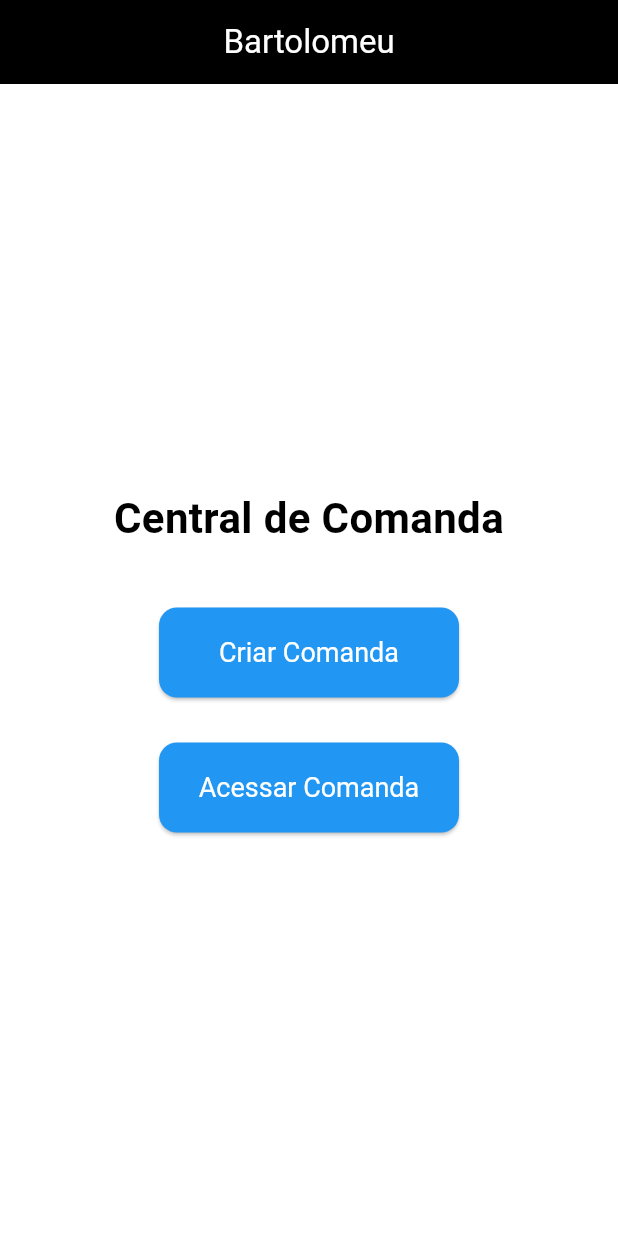
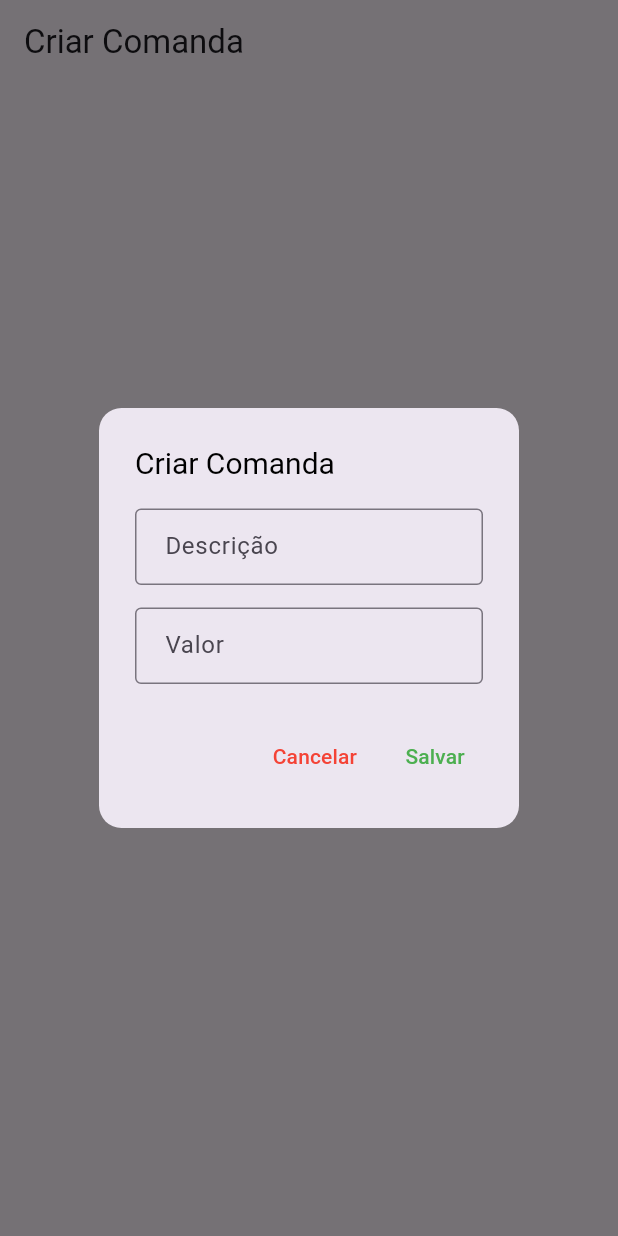
Before and after one commit to Dallacqua90125/Command_app, a Flutter app: the screen it shows after launch, after a tap on "Criar Comanda", on a phone screen of 412 x 824 dp. Run offline on Flutter 3.47's test engine with Material 3 defaults, Android fonts, the light colour scheme and no system bars; our stand-ins replace sqflite; accounts and stored records are empty; Roboto replaces fonts that are missing (Poppins).

Commit message:
Add database

```diff
--- /dev/null
+++ b/command_flutter/lib/database/api_service.dart
@@ -0,0 +1,20 @@
+import 'package:http/http.dart' as http;
+
+class APIService {
+  static Future<void> sendComandaToAPI(String descricao, double valor) async {
+    final response = await http.post(
+      Uri.parse('http://localhost:3000/comandas'),
+      headers: {'Content-Type': 'application/json'},
+      body: {
+        'descricao': descricao,
+        'valor': valor.toString(),
+      },
+    );
+
+    if (response.statusCode == 200) {
+      print('Comanda enviada com sucesso');
+    } else {
+      print('Erro ao enviar a comanda: ${response.body}');
+    }
+  }
+}
--- /dev/null
+++ b/command_flutter/lib/database/db_helper.dart
@@ -0,0 +1,26 @@
+import 'package:sqflite/sqflite.dart';
+import 'package:path/path.dart';
+
+class DBHelper {
+  static Future<Database> initializeDatabase() async {
+    final dbPath = await getDatabasesPath();
+    return openDatabase(
+      join(dbPath, 'comandas.db'),
+      onCreate: (db, version) {
+        return db.execute(
+          'CREATE TABLE comandas(id INTEGER PRIMARY KEY, descricao TEXT, valor REAL)',
+        );
+      },
+      version: 1,
+    );
+  }
+
+  static Future<void> addComanda(String descricao, double valor) async {
+    final db = await initializeDatabase();
+    await db.insert(
+      'comandas',
+      {'descricao': descricao, 'valor': valor},
+      conflictAlgorithm: ConflictAlgorithm.replace,
+    );
+  }
+}
--- a/command_flutter/lib/pages/home.dart
+++ b/command_flutter/lib/pages/home.dart
@@ -1,61 +1,133 @@
 import 'package:flutter/material.dart';
-import 'package:flutter/services.dart';
+import 'package:http/http.dart' as http;
+import 'package:sqflite/sqflite.dart';
+import 'package:path/path.dart';
+
+class APIService {
+  static Future<void> sendComandaToAPI(String descricao, double valor) async {
+    final response = await http.post(
+      Uri.parse('http://10.0.2.2:3000/comandas'),
+      headers: {'Content-Type': 'application/json'},
+      body: '{"descricao": "$descricao", "valor": $valor}',
+    );
+
+    if (response.statusCode == 200) {
+      print('Comanda enviada com sucesso');
+    } else {
+      print('Erro ao enviar a comanda: ${response.body}');
+    }
+  }
+}
+
+class DBHelper {
+  static Future<Database> initializeDatabase() async {
+    final dbPath = await getDatabasesPath();
+    return openDatabase(
+      join(dbPath, 'comandas.db'),
+      onCreate: (db, version) {
+        return db.execute(
+          'CREATE TABLE comandas(id INTEGER PRIMARY KEY, descricao TEXT, valor REAL)',
+        );
+      },
+      version: 1,
+    );
+  }
+
+  static Future<void> addComanda(String descricao, double valor) async {
+    final db = await initializeDatabase();
+    await db.insert(
+      'comandas',
+      {'descricao': descricao, 'valor': valor},
+      conflictAlgorithm: ConflictAlgorithm.replace,
+    );
+  }
+}
 
 class HomePage extends StatelessWidget {
   const HomePage({super.key});
 
-  void _showCommandPopup(BuildContext context) {
-    TextEditingController commandController = TextEditingController();
+  void _createCommand(BuildContext context) async {
+    TextEditingController descricaoController = TextEditingController();
+    TextEditingController valorController = TextEditingController();
 
     showDialog(
       context: context,
       builder: (BuildContext context) {
         return AlertDialog(
           shape: RoundedRectangleBorder(
-            borderRadius: BorderRadius.circular(15), // Borda arredondada no popup
+            borderRadius: BorderRadius.circular(15),
           ),
           title: const Text(
-            'Acessar Comanda',
+            'Criar Comanda',
             style: TextStyle(fontSize: 20, color: Colors.black),
           ),
-          content: TextField(
-            controller: commandController,
-            keyboardType: TextInputType.number,
+          content: Column(
+            mainAxisSize: MainAxisSize.min,
+            children: [
+              TextField(
+                controller: descricaoController,
                 decoration: const InputDecoration(
-              hintText: 'Digite o número da comanda',
+                  labelText: 'Descrição',
                   border: OutlineInputBorder(),
                   focusedBorder: OutlineInputBorder(
                     borderSide: BorderSide(color: Colors.blue),
                   ),
                   contentPadding: EdgeInsets.symmetric(horizontal: 16, vertical: 12),
                 ),
-            style: TextStyle(fontSize: 18),
+                style: const TextStyle(fontSize: 18),
+              ),
+              const SizedBox(height: 15),
+              TextField(
+                controller: valorController,
+                keyboardType: TextInputType.number,
+                decoration: const InputDecoration(
+                  labelText: 'Valor',
+                  border: OutlineInputBorder(),
+                  focusedBorder: OutlineInputBorder(
+                    borderSide: BorderSide(color: Colors.blue),
+                  ),
+                  contentPadding: EdgeInsets.symmetric(horizontal: 16, vertical: 12),
+                ),
+                style: const TextStyle(fontSize: 18),
+              ),
+            ],
           ),
           actions: [
             TextButton(
-              onPressed: () {
-                Navigator.of(context).pop(); // Fecha o popup
-              },
+              onPressed: () => Navigator.of(context).pop(),
               child: const Text('Cancelar', style: TextStyle(color: Colors.red)),
             ),
             TextButton(
-              onPressed: () {
-                String commandNumber = commandController.text;
-                if (commandNumber.isNotEmpty) {
-                  // Lógica para acessar a comanda
-                  print('Número da comanda: $commandNumber');
-                  Navigator.of(context).pop(); // Fecha o popup
-                } else {
-                  // Mostra uma mensagem de erro
+              onPressed: () async {
+                String descricao = descricaoController.text;
+                String valorText = valorController.text;
+                double? valor = double.tryParse(valorText);
+
+                if (descricao.isNotEmpty && valor != null) {
+                  // Salva no banco local
+                  await DBHelper.addComanda(descricao, valor);
+                  print('Comanda salva localmente.');
+
+                  // Envia para API
+                  await APIService.sendComandaToAPI(descricao, valor);
+
                   ScaffoldMessenger.of(context).showSnackBar(
                     const SnackBar(
-                      content: Text('Por favor, insira o número da comanda.'),
+                      content: Text('Comanda criada com sucesso!'),
+                      backgroundColor: Colors.green,
+                    ),
+                  );
+                  Navigator.of(context).pop();
+                } else {
+                  ScaffoldMessenger.of(context).showSnackBar(
+                    const SnackBar(
+                      content: Text('Por favor, preencha os campos corretamente.'),
                       backgroundColor: Colors.red,
                     ),
                   );
                 }
               },
-              child: const Text('Confirmar', style: TextStyle(color: Colors.green)),
+              child: const Text('Salvar', style: TextStyle(color: Colors.green)),
             ),
           ],
         );
@@ -66,65 +138,13 @@ class HomePage extends StatelessWidget {
   @override
   Widget build(BuildContext context) {
     return Scaffold(
-      backgroundColor: Colors.white, // Fundo branco
       appBar: AppBar(
-        title: const Text(
-          'Bartolomeu',
-          style: TextStyle(color: Colors.white, fontFamily: 'Poppins'),
+        title: const Text('Criar Comanda'),
       ),
-        centerTitle: true,
-        backgroundColor: Colors.black, // Cor da barra de app em preto
-        systemOverlayStyle: SystemUiOverlayStyle.dark.copyWith(
-          statusBarColor: Colors.black,
-          statusBarIconBrightness: Brightness.light,
-        ),
-      ),
-      body: Padding(
-        padding: const EdgeInsets.all(16.0), // Adiciona um padding geral
-        child: Center(
-          child: Column(
-            mainAxisAlignment: MainAxisAlignment.center,
-            children: [
-              const Text(
-                'Central de Comanda',
-                style: TextStyle(
-                  fontSize: 28,
-                  fontWeight: FontWeight.bold,
-                  fontFamily: 'Poppins',
-                  color: Colors.black, // Cor do texto em preto
-                ),
-                textAlign: TextAlign.center,
-              ),
-              const SizedBox(height: 40),
-              ElevatedButton(
-                onPressed: () {
-                  print('Criar comanda');
-                },
-                style: ElevatedButton.styleFrom(
-                  minimumSize: const Size(200, 60),
-                  shape: RoundedRectangleBorder(
-                    borderRadius: BorderRadius.circular(12), // Borda arredondada no botão
-                  ),
-                  backgroundColor: Colors.blue, // Cor azul para o botão
-                  textStyle: const TextStyle(fontSize: 18, fontFamily: 'Poppins'),
-                ),
-                child: const Text('Criar Comanda', style: TextStyle(color: Colors.white)),
-              ),
-              const SizedBox(height: 30),
-              ElevatedButton(
-                onPressed: () => _showCommandPopup(context),
-                style: ElevatedButton.styleFrom(
-                  minimumSize: const Size(200, 60),
-                  shape: RoundedRectangleBorder(
-                    borderRadius: BorderRadius.circular(12),
-                  ),
-                  backgroundColor: Colors.blue, // Cor azul para o botão
-                  textStyle: const TextStyle(fontSize: 18, fontFamily: 'Poppins'),
-                ),
-                child: const Text('Acessar Comanda', style: TextStyle(color: Colors.white)),
-              ),
-            ],
-          ),
+      body: Center(
+        child: ElevatedButton(
+          onPressed: () => _createCommand(context),
+          child: const Text('Criar Comanda'),
         ),
       ),
     );
--- a/command_flutter/pubspec.yaml
+++ b/command_flutter/pubspec.yaml
@@ -28,9 +28,11 @@ environment:
 # the latest version available on pub.dev. To see which dependencies have newer
 # versions available, run `flutter pub outdated`.
 dependencies:
-  google_fonts: ^2.1.0
   flutter:
     sdk: flutter
+  sqflite: ^2.3.0
+  path: ^1.8.3
+  http: ^0.13.6
 
   # The following adds the Cupertino Icons font to your application.
   # Use with the CupertinoIcons class for iOS style icons.
```
Also changed, not shown: command_flutter/pubspec.lock, 2 other files. Lines whose indentation alone changed are shown as unchanged.
